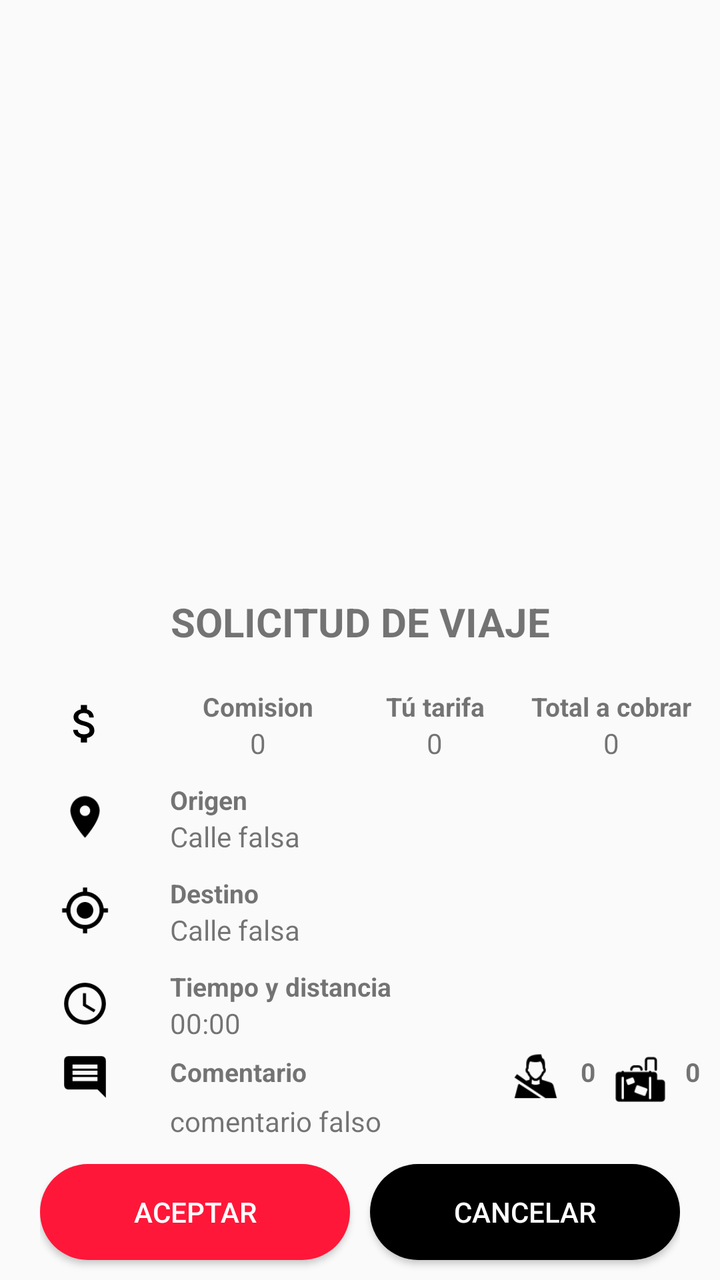
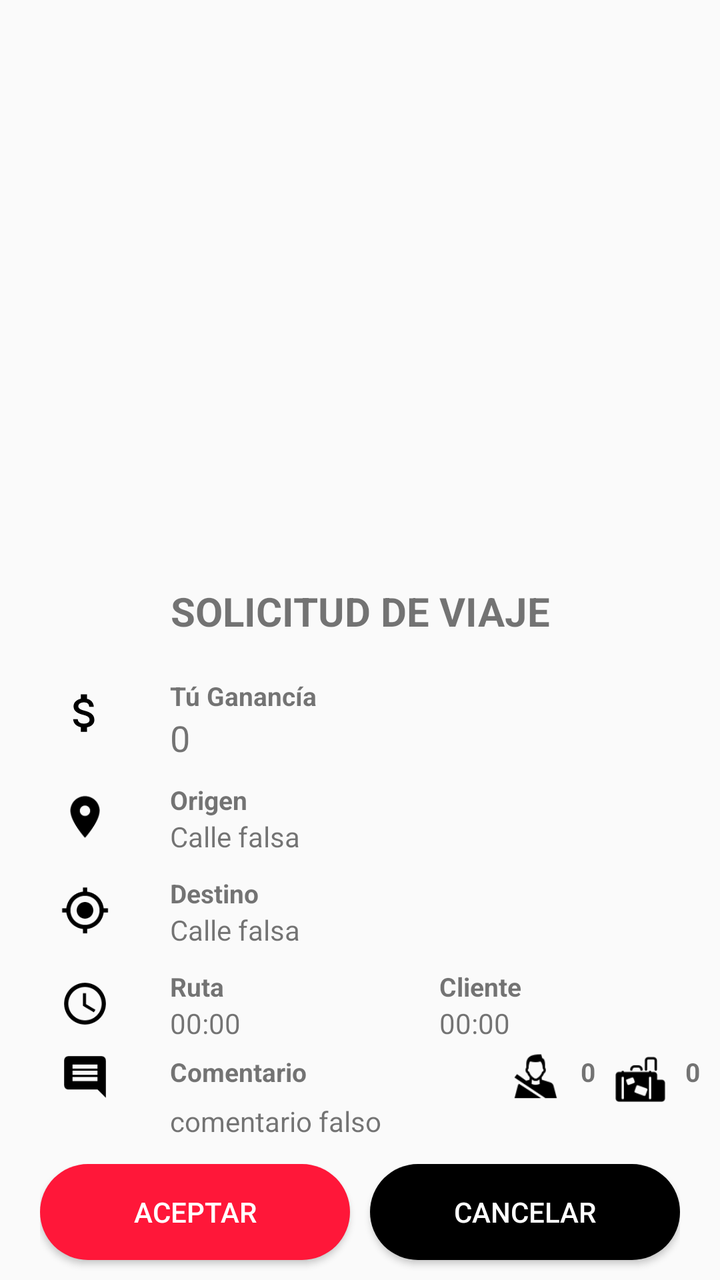

Compare the two renders of this Android layout. The source of the first and the diff that turns it into the second are given below.
<!-- AndroidManifest.xml: application theme Theme.ToonsConductor -->
<!-- res/layout/modal_bottom_sheet_booking.xml -->
<?xml version="1.0" encoding="utf-8"?>
<FrameLayout
    xmlns:android="http://schemas.android.com/apk/res/android"
    xmlns:app="http://schemas.android.com/apk/res-auto"
    android:layout_width="match_parent"
    android:layout_height="wrap_content"
    app:layout_behavior="com.google.android.material.bottomsheet.BottomSheetBehavior">


    <LinearLayout
        android:layout_width="match_parent"
        android:layout_height="wrap_content"
        android:orientation="vertical"
        android:layout_gravity="bottom" >


        <TextView
            android:id="@+id/TextView_tiempo"
            android:layout_width="match_parent"
            android:layout_height="wrap_content"
            android:text="SOLICITUD DE VIAJE"
            android:textAlignment="center"
            android:textStyle="bold"
            android:textSize="20sp"
            android:layout_marginTop="10dp"
            android:layout_marginBottom="10dp"/>

        <LinearLayout
            android:layout_width="match_parent"
            android:layout_height="wrap_content"
            android:orientation="horizontal"
            android:layout_marginTop="10dp">

            <ImageView
                android:layout_width="25dp"
                android:layout_height="25dp"
                android:src="@drawable/baseline_attach_money_24"
                android:layout_marginLeft="30dp"
                android:layout_marginRight="30dp"
                android:layout_marginTop="5dp" />

            <LinearLayout
                android:layout_width="match_parent"
                android:layout_height="wrap_content"
                android:layout_marginRight="10dp"
                android:orientation="horizontal">

                <LinearLayout
                    android:layout_width="match_parent"
                    android:layout_height="wrap_content"
                    android:layout_weight="1"
                    android:orientation="vertical" >

                    <TextView
                        android:layout_width="wrap_content"
                        android:layout_height="wrap_content"
                        android:text="@string/Comision"
                        android:layout_gravity="center"
                        android:textSize="13sp"
                        android:textStyle="bold" />

                    <TextView
                        android:id="@+id/textView_comision"
                        android:layout_width="wrap_content"
                        android:layout_height="wrap_content"
                        android:text="0"
                        android:layout_gravity="center"
                        android:maxLines="2"
                        android:textSize="14sp" />

                </LinearLayout>

                <LinearLayout
                    android:layout_width="match_parent"
                    android:layout_height="wrap_content"
                    android:layout_weight="1"
                    android:orientation="vertical" >

                    <TextView
                        android:layout_width="match_parent"
                        android:layout_height="wrap_content"
                        android:text="@string/Tarifa"
                        android:layout_gravity="center"
                        android:gravity="center"
                        android:textSize="13sp"
                        android:textStyle="bold" />

                    <TextView
                        android:id="@+id/textView_tarifa"
                        android:layout_width="wrap_content"
                        android:layout_height="wrap_content"
                        android:layout_gravity="center"
                        android:text="0"
                        android:maxLines="2"
                        android:textSize="14sp" />

                </LinearLayout>


                <LinearLayout
                    android:layout_width="match_parent"
                    android:layout_height="wrap_content"
                    android:layout_weight="1"
                    android:orientation="vertical" >

                    <TextView
                        android:layout_width="match_parent"
                        android:layout_height="wrap_content"
                        android:text="@string/Total"
                        android:layout_gravity="center"
                        android:gravity="center"
                        android:textSize="13sp"
                        android:textStyle="bold" />

                    <TextView
                        android:id="@+id/textView_total"
                        android:layout_width="wrap_content"
                        android:layout_height="wrap_content"
                        android:text="0"
                        android:layout_gravity="center"
                        android:maxLines="2"
                        android:textSize="14sp" />

                </LinearLayout>


            </LinearLayout>
        </LinearLayout>


        <LinearLayout
            android:layout_width="match_parent"
            android:layout_height="wrap_content"
            android:orientation="horizontal"
            android:layout_marginTop="10dp">

            <ImageView
                android:layout_width="25dp"
                android:layout_height="25dp"
                android:src="@drawable/baseline_location_on_24"
                android:layout_marginLeft="30dp"
                android:layout_marginRight="30dp"
                android:layout_marginTop="5dp"
                />

            <LinearLayout
                android:layout_width="match_parent"
                android:layout_height="wrap_content"
                android:orientation="vertical" >

                <TextView
                    android:layout_width="wrap_content"
                    android:layout_height="wrap_content"
                    android:text="Origen"
                    android:textSize="13sp"
                    android:textStyle="bold" />

                <TextView
                    android:id="@+id/textViewOrigin"
                    android:layout_width="wrap_content"
                    android:layout_height="wrap_content"
                    android:text="Calle falsa"
                    android:maxLines="2"
                    android:textSize="14sp"
                    />

            </LinearLayout>


        </LinearLayout>


        <LinearLayout
            android:layout_width="match_parent"
            android:layout_height="wrap_content"
            android:orientation="horizontal"
            android:layout_marginTop="10dp">

            <ImageView
                android:layout_width="25dp"
                android:layout_height="25dp"
                android:src="@drawable/baseline_my_location_24"
                android:layout_marginLeft="30dp"
                android:layout_marginRight="30dp"
                android:layout_marginTop="5dp"
                />

            <LinearLayout
                android:layout_width="match_parent"
                android:layout_height="wrap_content"
                android:orientation="vertical" >

                <TextView
                    android:layout_width="wrap_content"
                    android:layout_height="wrap_content"
                    android:text="Destino"
                    android:textSize="13sp"
                    android:textStyle="bold" />

                <TextView
                    android:id="@+id/textViewDestination"
                    android:layout_width="wrap_content"
                    android:layout_height="wrap_content"
                    android:text="Calle falsa"
                    android:maxLines="2"
                    android:textSize="14sp"
                    />

            </LinearLayout>


        </LinearLayout>

        <LinearLayout
            android:layout_width="match_parent"
            android:layout_height="wrap_content"
            android:orientation="horizontal"
            android:layout_marginTop="10dp">

            <ImageView
                android:layout_width="25dp"
                android:layout_height="25dp"
                android:src="@drawable/baseline_access_time_24"
                android:layout_marginLeft="30dp"
                android:layout_marginRight="30dp"
                android:layout_marginTop="5dp" />

            <LinearLayout
                android:layout_width="wrap_content"
                android:layout_height="wrap_content"
                android:layout_weight="1.5"
                android:orientation="vertical" >

                <TextView
                    android:layout_width="wrap_content"
                    android:layout_height="wrap_content"
                    android:text="Tiempo y distancia"
                    android:textSize="13sp"
                    android:textStyle="bold" />

                <TextView
                    android:id="@+id/textViewTimeAndDistance"
                    android:layout_width="wrap_content"
                    android:layout_height="wrap_content"
                    android:text="00:00"
                    android:maxLines="2"
                    android:textSize="14sp"
                    />

            </LinearLayout>
        </LinearLayout>
        <LinearLayout
            android:layout_width="match_parent"
            android:layout_height="wrap_content"
            android:layout_marginStart="30dp"
            android:layout_marginEnd="10dp"
            android:orientation="horizontal">
            <LinearLayout
                android:layout_width="match_parent"
                android:layout_height="wrap_content"
                android:orientation="horizontal">

                <ImageView
                    android:layout_width="25dp"
                    android:layout_height="25dp"
                    android:src="@drawable/baseline_comment_24"
                    android:layout_marginRight="30dp"
                    android:layout_marginTop="5dp" />

                <LinearLayout
                    android:layout_width="wrap_content"
                    android:layout_height="wrap_content"
                    android:layout_weight="1"
                    android:layout_gravity="center"
                    android:orientation="vertical" >

                <TextView
                    android:layout_width="wrap_content"
                    android:layout_height="wrap_content"
                    android:text="Comentario"
                    android:textSize="13sp"
                    android:layout_weight="1"

                    android:textStyle="bold"
                    android:backgroundTint="@color/blancoTransparente"/>



                </LinearLayout>
                <ImageView
                    android:layout_width="25dp"
                    android:layout_height="25dp"
                    android:src="@drawable/ic_pasajero"
                    android:layout_marginRight="10dp"
                    android:layout_marginTop="5dp" />

                <TextView
                    android:id="@+id/textView_pasajeros"
                    android:layout_width="wrap_content"
                    android:layout_height="wrap_content"
                    android:layout_gravity="center"
                    android:gravity="center"
                    android:text="0"
                    android:textSize="13sp"
                    android:textStyle="bold"
                    android:backgroundTint="@color/blancoTransparente"
                    ></TextView>

                <ImageView
                    android:layout_width="25dp"
                    android:layout_height="25dp"
                    android:src="@drawable/ic_equipaje"
                    android:layout_marginLeft="10dp"

                    android:layout_marginRight="10dp"
                    android:layout_marginTop="5dp" />

                <TextView
                    android:id="@+id/textView_equipaje"
                    android:layout_width="wrap_content"
                    android:layout_height="wrap_content"
                    android:layout_gravity="center"
                    android:gravity="center"
                    android:text="0"
                    android:textSize="13sp"
                    android:textStyle="bold"
                    android:backgroundTint="@color/blancoTransparente"></TextView>

            </LinearLayout>


        </LinearLayout>

        <LinearLayout
            android:layout_width="match_parent"
            android:layout_height="wrap_content"
            android:orientation="horizontal">

            <View
                android:layout_width="25dp"
                android:layout_height="1dp"
                android:layout_marginLeft="30dp"
                android:layout_marginRight="30dp"
                android:layout_marginTop="5dp" />

            <TextView
                android:id="@+id/textViewComentario"
                android:layout_width="wrap_content"
                android:layout_height="wrap_content"
                android:text="comentario falso"
                android:maxLines="2"
                android:textSize="14sp"
                />
            </LinearLayout>



        <LinearLayout
            android:layout_width="match_parent"
            android:layout_height="wrap_content"
            android:orientation="horizontal"
            android:layout_marginTop="12sp"
            android:layout_marginRight="20dp"
            android:layout_marginLeft="20dp"
            >

            <Button
                android:id="@+id/btnAccept"
                android:layout_width="0dp"
                android:layout_height="wrap_content"
                android:layout_weight="1"
                android:text="@string/Aceptar"
                android:background="@drawable/rounded_button"
                android:layout_marginBottom="10dp"
                android:textColor="@color/white"
                android:layout_marginRight="5dp"

                />

            <Button
                android:id="@+id/btnCancel"
                android:layout_width="0dp"
                android:layout_height="wrap_content"
                android:layout_weight="1"
                android:text="@string/Cancelar"
                android:background="@drawable/rounded_button"
                app:backgroundTint="@color/black"
                android:textColor="@color/white"
                android:layout_marginBottom="10dp"
                android:layout_marginLeft="5dp"
                />

        </LinearLayout>

    </LinearLayout>








</FrameLayout>
<!-- resources referenced by this layout -->
<resources>
  <color name="black">#FF000000</color>
  <color name="blancoTransparente">#32FBFBFB</color>
  <color name="white">#FFFFFFFF</color>
  <!-- drawable baseline_access_time_24 (drawable) -->
  <vector android:height="24dp" android:tint="#000000"
      android:viewportHeight="24" android:viewportWidth="24"
      android:width="24dp" xmlns:android="http://schemas.android.com/apk/res/android">
      <path android:fillColor="@android:color/white" android:pathData="M11.99,2C6.47,2 2,6.48 2,12s4.47,10 9.99,10C17.52,22 22,17.52 22,12S17.52,2 11.99,2zM12,20c-4.42,0 -8,-3.58 -8,-8s3.58,-8 8,-8 8,3.58 8,8 -3.58,8 -8,8z"/>
      <path android:fillColor="@android:color/white" android:pathData="M12.5,7H11v6l5.25,3.15 0.75,-1.23 -4.5,-2.67z"/>
  </vector>
  <!-- drawable baseline_attach_money_24 (drawable) -->
  <vector android:height="24dp" android:tint="#000000"
      android:viewportHeight="24" android:viewportWidth="24"
      android:width="24dp" xmlns:android="http://schemas.android.com/apk/res/android">
      <path android:fillColor="@android:color/white" android:pathData="M11.8,10.9c-2.27,-0.59 -3,-1.2 -3,-2.15 0,-1.09 1.01,-1.85 2.7,-1.85 1.78,0 2.44,0.85 2.5,2.1h2.21c-0.07,-1.72 -1.12,-3.3 -3.21,-3.81V3h-3v2.16c-1.94,0.42 -3.5,1.68 -3.5,3.61 0,2.31 1.91,3.46 4.7,4.13 2.5,0.6 3,1.48 3,2.41 0,0.69 -0.49,1.79 -2.7,1.79 -2.06,0 -2.87,-0.92 -2.98,-2.1h-2.2c0.12,2.19 1.76,3.42 3.68,3.83V21h3v-2.15c1.95,-0.37 3.5,-1.5 3.5,-3.55 0,-2.84 -2.43,-3.81 -4.7,-4.4z"/>
  </vector>
  <!-- drawable baseline_comment_24 (drawable) -->
  <vector android:autoMirrored="true" android:height="24dp"
      android:tint="#000000" android:viewportHeight="24"
      android:viewportWidth="24" android:width="24dp" xmlns:android="http://schemas.android.com/apk/res/android">
      <path android:fillColor="@android:color/white" android:pathData="M21.99,4c0,-1.1 -0.89,-2 -1.99,-2L4,2c-1.1,0 -2,0.9 -2,2v12c0,1.1 0.9,2 2,2h14l4,4 -0.01,-18zM18,14L6,14v-2h12v2zM18,11L6,11L6,9h12v2zM18,8L6,8L6,6h12v2z"/>
  </vector>
  <!-- drawable baseline_location_on_24 (drawable) -->
  <vector android:height="24dp" android:tint="#000000"
      android:viewportHeight="24" android:viewportWidth="24"
      android:width="24dp" xmlns:android="http://schemas.android.com/apk/res/android">
      <path android:fillColor="@android:color/white" android:pathData="M12,2C8.13,2 5,5.13 5,9c0,5.25 7,13 7,13s7,-7.75 7,-13c0,-3.87 -3.13,-7 -7,-7zM12,11.5c-1.38,0 -2.5,-1.12 -2.5,-2.5s1.12,-2.5 2.5,-2.5 2.5,1.12 2.5,2.5 -1.12,2.5 -2.5,2.5z"/>
  </vector>
  <!-- drawable baseline_my_location_24 (drawable) -->
  <vector android:height="24dp" android:tint="#000000"
      android:viewportHeight="24" android:viewportWidth="24"
      android:width="24dp" xmlns:android="http://schemas.android.com/apk/res/android">
      <path android:fillColor="@android:color/white" android:pathData="M12,8c-2.21,0 -4,1.79 -4,4s1.79,4 4,4 4,-1.79 4,-4 -1.79,-4 -4,-4zM20.94,11c-0.46,-4.17 -3.77,-7.48 -7.94,-7.94L13,1h-2v2.06C6.83,3.52 3.52,6.83 3.06,11L1,11v2h2.06c0.46,4.17 3.77,7.48 7.94,7.94L11,23h2v-2.06c4.17,-0.46 7.48,-3.77 7.94,-7.94L23,13v-2h-2.06zM12,19c-3.87,0 -7,-3.13 -7,-7s3.13,-7 7,-7 7,3.13 7,7 -3.13,7 -7,7z"/>
  </vector>
  <!-- drawable rounded_button (drawable) -->
  <?xml version="1.0" encoding="utf-8"?>
  <shape
      xmlns:android="http://schemas.android.com/apk/res/android">
  
      <corners android:radius="50dp" />
      <solid android:color="@color/red" />
  
  </shape>
  <string name="Aceptar">Aceptar</string>
  <string name="Cancelar">Cancelar</string>
  <string name="Comision">Comision</string>
  <string name="Tarifa">Tú tarifa</string>
  <string name="Total">Total a cobrar</string>
  <style name="Theme.ToonsConductor" parent="Base.Theme.ToonsConductor" />
  <color name="red">#FF1739</color>
  <color name="rojo">#EEF13737</color>
  <style name="CustomProgressBar" parent="@android:style/Widget.ProgressBar">
          <item name="android:backgroundTint">@color/red</item>
      </style>
  <!-- unchanged entries left out for length: 3 -->
</resources>

<!-- the commit's change to res/layout/modal_bottom_sheet_booking.xml (unified diff, before → after) -->
@@ -45,30 +45,7 @@
                 android:layout_marginRight="10dp"
                 android:orientation="horizontal">
 
-                <LinearLayout
-                    android:layout_width="match_parent"
-                    android:layout_height="wrap_content"
-                    android:layout_weight="1"
-                    android:orientation="vertical" >
-
-                    <TextView
-                        android:layout_width="wrap_content"
-                        android:layout_height="wrap_content"
-                        android:text="@string/Comision"
-                        android:layout_gravity="center"
-                        android:textSize="13sp"
-                        android:textStyle="bold" />
-
-                    <TextView
-                        android:id="@+id/textView_comision"
-                        android:layout_width="wrap_content"
-                        android:layout_height="wrap_content"
-                        android:text="0"
-                        android:layout_gravity="center"
-                        android:maxLines="2"
-                        android:textSize="14sp" />
-
-                </LinearLayout>
+
 
                 <LinearLayout
                     android:layout_width="match_parent"
@@ -79,9 +56,8 @@
                     <TextView
                         android:layout_width="match_parent"
                         android:layout_height="wrap_content"
-                        android:text="@string/Tarifa"
+                        android:text="@string/TuGanancia"
                         android:layout_gravity="center"
-                        android:gravity="center"
                         android:textSize="13sp"
                         android:textStyle="bold" />
 
@@ -89,39 +65,14 @@
                         android:id="@+id/textView_tarifa"
                         android:layout_width="wrap_content"
                         android:layout_height="wrap_content"
-                        android:layout_gravity="center"
                         android:text="0"
                         android:maxLines="2"
-                        android:textSize="14sp" />
+                        android:textSize="18sp" />
 
                 </LinearLayout>
 
 
-                <LinearLayout
-                    android:layout_width="match_parent"
-                    android:layout_height="wrap_content"
-                    android:layout_weight="1"
-                    android:orientation="vertical" >
-
-                    <TextView
-                        android:layout_width="match_parent"
-                        android:layout_height="wrap_content"
-                        android:text="@string/Total"
-                        android:layout_gravity="center"
-                        android:gravity="center"
-                        android:textSize="13sp"
-                        android:textStyle="bold" />
-
-                    <TextView
-                        android:id="@+id/textView_total"
-                        android:layout_width="wrap_content"
-                        android:layout_height="wrap_content"
-                        android:text="0"
-                        android:layout_gravity="center"
-                        android:maxLines="2"
-                        android:textSize="14sp" />
-
-                </LinearLayout>
+
 
 
             </LinearLayout>
@@ -231,21 +182,55 @@
                 android:layout_weight="1.5"
                 android:orientation="vertical" >
 
-                <TextView
-                    android:layout_width="wrap_content"
-                    android:layout_height="wrap_content"
-                    android:text="Tiempo y distancia"
-                    android:textSize="13sp"
-                    android:textStyle="bold" />
-
-                <TextView
-                    android:id="@+id/textViewTimeAndDistance"
-                    android:layout_width="wrap_content"
-                    android:layout_height="wrap_content"
-                    android:text="00:00"
-                    android:maxLines="2"
-                    android:textSize="14sp"
-                    />
+                <LinearLayout
+                    android:layout_width="match_parent"
+                    android:layout_height="wrap_content"
+                    android:orientation="horizontal">
+
+                    <LinearLayout
+                        android:layout_width="wrap_content"
+                        android:layout_height="wrap_content"
+                        android:layout_weight="1"
+                        android:orientation="vertical">
+                        <TextView
+                            android:layout_width="wrap_content"
+                            android:layout_height="wrap_content"
+                            android:text="Ruta"
+                            android:textSize="13sp"
+                            android:textStyle="bold" />
+
+                        <TextView
+                            android:id="@+id/textViewTimeAndDistance"
+                            android:layout_width="wrap_content"
+                            android:layout_height="wrap_content"
+                            android:text="00:00"
+                            android:maxLines="2"
+                            android:textSize="14sp" />
+                    </LinearLayout>
+
+                    <LinearLayout
+                        android:layout_width="wrap_content"
+                        android:layout_height="wrap_content"
+                        android:layout_weight="1"
+                        android:orientation="vertical">
+                        <TextView
+                            android:layout_width="wrap_content"
+                            android:layout_height="wrap_content"
+                            android:text="Cliente"
+                            android:textSize="13sp"
+                            android:textStyle="bold" />
+
+                        <TextView
+                            android:id="@+id/textViewTimeAndDistanceCliente"
+                            android:layout_width="wrap_content"
+                            android:layout_height="wrap_content"
+                            android:text="00:00"
+                            android:maxLines="2"
+                            android:textSize="14sp" />
+                    </LinearLayout>
+
+                </LinearLayout>
+
 
             </LinearLayout>
         </LinearLayout>
<!-- resource entries referenced after the edit -->
@@ -45,9 +45,7 @@
   </shape>
   <string name="Aceptar">Aceptar</string>
   <string name="Cancelar">Cancelar</string>
-  <string name="Comision">Comision</string>
-  <string name="Tarifa">Tú tarifa</string>
-  <string name="Total">Total a cobrar</string>
+  <string name="TuGanancia">Tú Ganancía</string>
   <style name="Theme.ToonsConductor" parent="Base.Theme.ToonsConductor" />
   <color name="red">#FF1739</color>
   <color name="rojo">#EEF13737</color>
